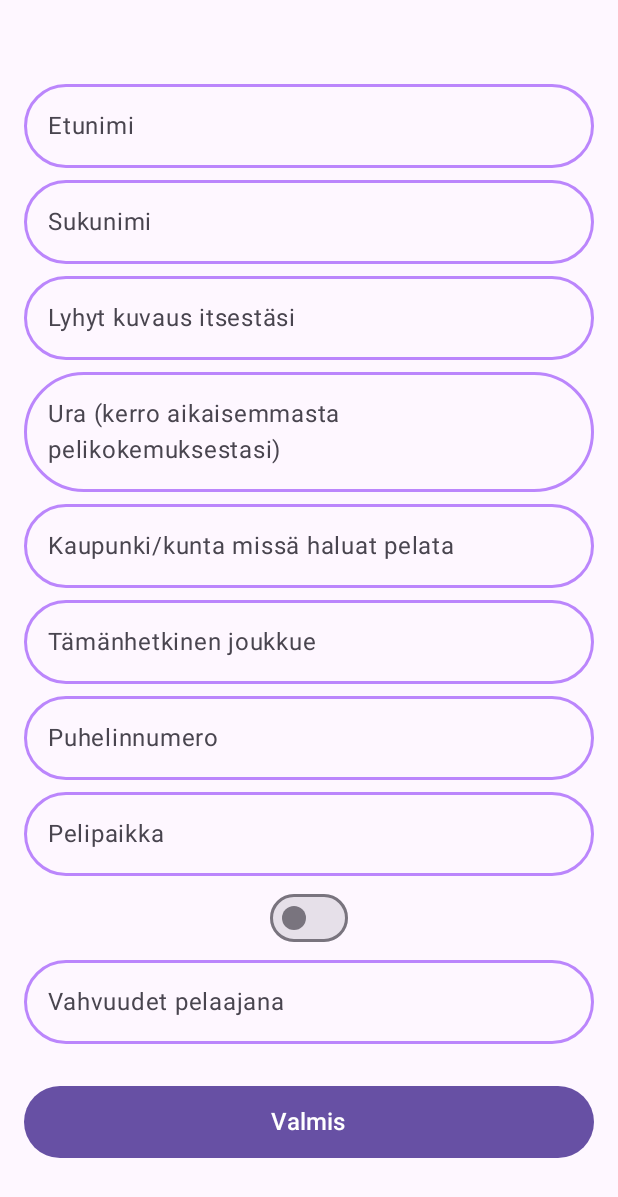
After one commit to TuomasVirtanen/SportsConnect-Android-App-Prototype, an Android app built with Jetpack Compose: the CreatePlayerProfileScreen screen opened through its navigation route, on a phone screen of 412 x 824 dp. The commit adds this screen. Shown: the top 1197 px of the screen. Run offline under Robolectric (Android 15) with nearby library versions, the phone set to English and light mode, and no system bars; our stand-ins replace Dagger/Hilt's generated code, Firebase (no records; nobody signed in at launch, a user with empty details on screens opened directly).

Commit message:
Add create profile feature and Firestore database.

```diff
--- a/app/build.gradle
+++ b/app/build.gradle
@@ -70,6 +70,7 @@ dependencies {
     implementation 'com.google.firebase:firebase-analytics-ktx'
     implementation("com.google.firebase:firebase-auth-ktx")
     implementation("com.google.android.gms:play-services-auth:20.7.0")
+    implementation("com.google.firebase:firebase-firestore")
 
     implementation("androidx.lifecycle:lifecycle-viewmodel-compose:2.7.0")
     implementation("androidx.lifecycle:lifecycle-runtime-compose:2.7.0")
--- a/app/src/main/java/fi/tuni/sportsconnect/AppRoutes.kt
+++ b/app/src/main/java/fi/tuni/sportsconnect/AppRoutes.kt
@@ -4,3 +4,4 @@ const val HOME_SCREEN = "HomeScreen"
 const val SIGN_IN_SCREEN = "SignInScreen"
 const val SIGN_UP_SCREEN = "SignUpScreen"
 const val SPLASH_SCREEN = "SplashScreen"
+const val CREATE_PLAYER_PROFILE = "CreatePlayerProfile"
--- a/app/src/main/java/fi/tuni/sportsconnect/MainActivity.kt
+++ b/app/src/main/java/fi/tuni/sportsconnect/MainActivity.kt
@@ -28,6 +28,8 @@ import androidx.navigation.compose.rememberNavController
 import androidx.navigation.navArgument
 import com.google.firebase.FirebaseApp
 import dagger.hilt.android.AndroidEntryPoint
+import fi.tuni.sportsconnect.model.AccountService
+import fi.tuni.sportsconnect.screens.CreatePlayerProfileScreen
 import fi.tuni.sportsconnect.screens.HomeScreen
 import fi.tuni.sportsconnect.ui.theme.SportsConnectTheme
 import fi.tuni.sportsconnect.screens.SignInScreen
@@ -81,6 +83,10 @@ fun NavGraphBuilder.sportsConnectGraph(appState: AppState) {
         SignUpScreen(openAndPopUp = { route, popUp -> appState.navigateAndPopUp(route, popUp) })
     }
 
+    composable(CREATE_PLAYER_PROFILE) {
+        CreatePlayerProfileScreen(openAndPopUp = { route, popUp -> appState.navigateAndPopUp(route, popUp)})
+    }
+
     composable(SPLASH_SCREEN) {
         SplashScreen(openAndPopUp = { route, popUp -> appState.navigateAndPopUp(route, popUp) })
     }
--- a/app/src/main/java/fi/tuni/sportsconnect/model/AccountService.kt
+++ b/app/src/main/java/fi/tuni/sportsconnect/model/AccountService.kt
@@ -3,7 +3,7 @@ package fi.tuni.sportsconnect.model
 import kotlinx.coroutines.flow.Flow
 
 interface AccountService {
-    val currentUser: Flow<User?>
+    val currentUser: Flow<PlayerAccount?>
     val currentUserId: String
     fun hasUser(): Boolean
     suspend fun signIn(email: String, password: String)
--- a/app/src/main/java/fi/tuni/sportsconnect/model/AccountServiceImpl.kt
+++ b/app/src/main/java/fi/tuni/sportsconnect/model/AccountServiceImpl.kt
@@ -10,10 +10,10 @@ import kotlinx.coroutines.tasks.await
 import javax.inject.Inject
 
 class AccountServiceImpl @Inject constructor(): AccountService {
-    override val currentUser: Flow<User?>
+    override val currentUser: Flow<PlayerAccount?>
         get() = callbackFlow {
             val listener = FirebaseAuth.AuthStateListener { auth ->
-                this.trySend(auth.currentUser?.let { User(it.uid) })
+                this.trySend(auth.currentUser?.let { PlayerAccount(it.uid) })
             }
 
             Firebase.auth.addAuthStateListener(listener)
--- /dev/null
+++ b/app/src/main/java/fi/tuni/sportsconnect/model/FirestoreService.kt
@@ -0,0 +1,8 @@
+package fi.tuni.sportsconnect.model
+
+interface FirestoreService {
+    suspend fun createPlayerProfile(playerAccount: PlayerAccount)
+    suspend fun readPlayerProfile(playerAccountId: String): PlayerAccount?
+    suspend fun updatePlayerProfile(playerAccount: PlayerAccount)
+    suspend fun deletePlayerProfile(playerAccountId: String)
+}
--- /dev/null
+++ b/app/src/main/java/fi/tuni/sportsconnect/model/FirestoreServiceImpl.kt
@@ -0,0 +1,38 @@
+package fi.tuni.sportsconnect.model
+
+import com.google.firebase.firestore.ktx.firestore
+import com.google.firebase.firestore.toObject
+import com.google.firebase.ktx.Firebase
+import kotlinx.coroutines.tasks.await
+import javax.inject.Inject
+
+class FirestoreServiceImpl @Inject constructor(private val auth: AccountService): FirestoreService {
+
+    override suspend fun createPlayerProfile(newPlayerAccount: PlayerAccount) {
+        Firebase.firestore
+            .collection(PLAYER_ACCOUNT_COLLECTION)
+            .document(newPlayerAccount.id).set(newPlayerAccount).await()
+    }
+
+    override suspend fun readPlayerProfile(playerAccountId: String): PlayerAccount? {
+        return Firebase.firestore
+            .collection(PLAYER_ACCOUNT_COLLECTION)
+            .document(playerAccountId).get().await().toObject()
+    }
+
+    override suspend fun updatePlayerProfile(playerAccount: PlayerAccount) {
+        Firebase.firestore
+            .collection(PLAYER_ACCOUNT_COLLECTION)
+            .document(playerAccount.id).set(playerAccount).await()
+    }
+
+    override suspend fun deletePlayerProfile(playerAccountId: String) {
+        Firebase.firestore
+            .collection(PLAYER_ACCOUNT_COLLECTION)
+            .document(playerAccountId).delete().await()
+    }
+
+    companion object {
+        private const val PLAYER_ACCOUNT_COLLECTION = "playerAccounts"
+    }
+}
--- /dev/null
+++ b/app/src/main/java/fi/tuni/sportsconnect/model/PlayerAccount.kt
@@ -0,0 +1,17 @@
+package fi.tuni.sportsconnect.model
+
+import com.google.firebase.firestore.DocumentId
+
+data class PlayerAccount(
+    @DocumentId val id: String = "",
+    val bio: String? = null,
+    val career: String? = null,
+    val cities: MutableList<String>? = null,
+    val contactInfo: Map<String, String>? = null,
+    val currentTeam: String? = null,
+    val firstName: String = "",
+    val lastName: String = "",
+    val positions: MutableList<String>? = null,
+    val searchingForTeam: Boolean? = null,
+    val strengths: String? = null
+)
--- a/app/src/main/java/fi/tuni/sportsconnect/model/ServiceModule.kt
+++ b/app/src/main/java/fi/tuni/sportsconnect/model/ServiceModule.kt
@@ -9,4 +9,6 @@ import dagger.hilt.components.SingletonComponent
 @InstallIn(SingletonComponent::class)
 abstract class ServiceModule {
     @Binds abstract fun provideAccountService(impl: AccountServiceImpl): AccountService
+
+    @Binds abstract fun provideFirestoreService(impl: FirestoreServiceImpl): FirestoreService
 }
--- a/app/src/main/java/fi/tuni/sportsconnect/model/User.kt
+++ /dev/null
@@ -1,5 +0,0 @@
-package fi.tuni.sportsconnect.model
-
-data class User(
-    val id: String = ""
-)
--- /dev/null
+++ b/app/src/main/java/fi/tuni/sportsconnect/screens/CreatePlayerProfileScreen.kt
@@ -0,0 +1,256 @@
+package fi.tuni.sportsconnect.screens
+
+import androidx.compose.foundation.BorderStroke
+import androidx.compose.foundation.border
+import androidx.compose.foundation.layout.Arrangement
+import androidx.compose.foundation.layout.Column
+import androidx.compose.foundation.layout.Spacer
+import androidx.compose.foundation.layout.fillMaxHeight
+import androidx.compose.foundation.layout.fillMaxWidth
+import androidx.compose.foundation.layout.padding
+import androidx.compose.foundation.rememberScrollState
+import androidx.compose.foundation.shape.RoundedCornerShape
+import androidx.compose.foundation.verticalScroll
+import androidx.compose.material3.Button
+import androidx.compose.material3.OutlinedTextField
+import androidx.compose.material3.Switch
+import androidx.compose.material3.Text
+import androidx.compose.material3.TextFieldDefaults
+import androidx.compose.runtime.Composable
+import androidx.compose.runtime.collectAsState
+import androidx.compose.ui.Alignment
+import androidx.compose.ui.Modifier
+import androidx.compose.ui.graphics.Color
+import androidx.compose.ui.unit.dp
+import androidx.compose.ui.unit.sp
+import androidx.hilt.navigation.compose.hiltViewModel
+import fi.tuni.sportsconnect.ui.theme.Purple200
+import fi.tuni.sportsconnect.viewModels.CreateProfileViewModel
+
+@Composable
+fun CreatePlayerProfileScreen(
+    openAndPopUp: (String, String) -> Unit,
+    modifier: Modifier = Modifier,
+    viewModel: CreateProfileViewModel = hiltViewModel()
+) {
+    val firstName = viewModel.firstName.collectAsState()
+    val lastName = viewModel.lastName.collectAsState()
+    val bio = viewModel.bio.collectAsState()
+    val career = viewModel.career.collectAsState()
+    val cities = viewModel.cities.collectAsState()
+    val phoneNumber = viewModel.phoneNumber.collectAsState()
+    val currentTeam = viewModel.currentTeam.collectAsState()
+    val positions = viewModel.positions.collectAsState()
+    val searchingForTeam = viewModel.searchingForTeam.collectAsState()
+    val strengths = viewModel.strengths.collectAsState()
+
+    Column(
+        modifier = modifier
+            .fillMaxWidth()
+            .fillMaxHeight()
+            .verticalScroll(rememberScrollState()),
+        verticalArrangement = Arrangement.Center,
+        horizontalAlignment = Alignment.CenterHorizontally
+    ) {
+        OutlinedTextField(
+            singleLine = true,
+            modifier = modifier
+                .fillMaxWidth()
+                .padding(16.dp, 4.dp)
+                .border(
+                    BorderStroke(width = 2.dp, color = Purple200),
+                    shape = RoundedCornerShape(50)
+                ),
+            colors = TextFieldDefaults.colors(
+                focusedContainerColor = Color.Transparent,
+                unfocusedContainerColor = Color.Transparent,
+                focusedIndicatorColor = Color.Transparent,
+                unfocusedIndicatorColor = Color.Transparent
+            ),
+            value = firstName.value,
+            onValueChange = { viewModel.updateFirstName(it) },
+            placeholder = { Text("Etunimi") },
+        )
+
+        OutlinedTextField(
+            singleLine = true,
+            modifier = modifier
+                .fillMaxWidth()
+                .padding(16.dp, 4.dp)
+                .border(
+                    BorderStroke(width = 2.dp, color = Purple200),
+                    shape = RoundedCornerShape(50)
+                ),
+            colors = TextFieldDefaults.colors(
+                focusedContainerColor = Color.Transparent,
+                unfocusedContainerColor = Color.Transparent,
+                focusedIndicatorColor = Color.Transparent,
+                unfocusedIndicatorColor = Color.Transparent
+            ),
+            value = lastName.value,
+            onValueChange = { viewModel.updateLastName(it) },
+            placeholder = { Text("Sukunimi") },
+        )
+
+        OutlinedTextField(
+            singleLine = true,
+            modifier = modifier
+                .fillMaxWidth()
+                .padding(16.dp, 4.dp)
+                .border(
+                    BorderStroke(width = 2.dp, color = Purple200),
+                    shape = RoundedCornerShape(50)
+                ),
+            colors = TextFieldDefaults.colors(
+                focusedContainerColor = Color.Transparent,
+                unfocusedContainerColor = Color.Transparent,
+                focusedIndicatorColor = Color.Transparent,
+                unfocusedIndicatorColor = Color.Transparent
+            ),
+            value = bio.value,
+            onValueChange = { viewModel.updateBio(it) },
+            placeholder = { Text("Lyhyt kuvaus itsestäsi") },
+        )
+        OutlinedTextField(
+            singleLine = true,
+            modifier = modifier
+                .fillMaxWidth()
+                .padding(16.dp, 4.dp)
+                .border(
+                    BorderStroke(width = 2.dp, color = Purple200),
+                    shape = RoundedCornerShape(50)
+                ),
+            colors = TextFieldDefaults.colors(
+                focusedContainerColor = Color.Transparent,
+                unfocusedContainerColor = Color.Transparent,
+                focusedIndicatorColor = Color.Transparent,
+                unfocusedIndicatorColor = Color.Transparent
+            ),
+            value = career.value,
+            onValueChange = { viewModel.updateCareer(it) },
+            placeholder = { Text("Ura (kerro aikaisemmasta pelikokemuksestasi)") },
+        )
+
+        OutlinedTextField(
+            singleLine = true,
+            modifier = modifier
+                .fillMaxWidth()
+                .padding(16.dp, 4.dp)
+                .border(
+                    BorderStroke(width = 2.dp, color = Purple200),
+                    shape = RoundedCornerShape(50)
+                ),
+            colors = TextFieldDefaults.colors(
+                focusedContainerColor = Color.Transparent,
+                unfocusedContainerColor = Color.Transparent,
+                focusedIndicatorColor = Color.Transparent,
+                unfocusedIndicatorColor = Color.Transparent
+            ),
+            value = cities.value[0],
+            onValueChange = { viewModel.updateCities(it) },
+            placeholder = { Text("Kaupunki/kunta missä haluat pelata") },
+        )
+
+        OutlinedTextField(
+            singleLine = true,
+            modifier = modifier
+                .fillMaxWidth()
+                .padding(16.dp, 4.dp)
+                .border(
+                    BorderStroke(width = 2.dp, color = Purple200),
+                    shape = RoundedCornerShape(50)
+                ),
+            colors = TextFieldDefaults.colors(
+                focusedContainerColor = Color.Transparent,
+                unfocusedContainerColor = Color.Transparent,
+                focusedIndicatorColor = Color.Transparent,
+                unfocusedIndicatorColor = Color.Transparent
+            ),
+            value = currentTeam.value,
+            onValueChange = { viewModel.updateCurrentTeam(it) },
+            placeholder = { Text("Tämänhetkinen joukkue") },
+        )
+
+        OutlinedTextField(
+            singleLine = true,
+            modifier = modifier
+                .fillMaxWidth()
+                .padding(16.dp, 4.dp)
+                .border(
+                    BorderStroke(width = 2.dp, color = Purple200),
+                    shape = RoundedCornerShape(50)
+                ),
+            colors = TextFieldDefaults.colors(
+                focusedContainerColor = Color.Transparent,
+                unfocusedContainerColor = Color.Transparent,
+                focusedIndicatorColor = Color.Transparent,
+                unfocusedIndicatorColor = Color.Transparent
+            ),
+            value = phoneNumber.value,
+            onValueChange = { viewModel.updatePhoneNumber(it) },
+            placeholder = { Text("Puhelinnumero") },
+        )
+
+        OutlinedTextField(
+            singleLine = true,
+            modifier = modifier
+                .fillMaxWidth()
+                .padding(16.dp, 4.dp)
+                .border(
+                    BorderStroke(width = 2.dp, color = Purple200),
+                    shape = RoundedCornerShape(50)
+                ),
+            colors = TextFieldDefaults.colors(
+                focusedContainerColor = Color.Transparent,
+                unfocusedContainerColor = Color.Transparent,
+                focusedIndicatorColor = Color.Transparent,
+                unfocusedIndicatorColor = Color.Transparent
+            ),
+            value = positions.value[0],
+            onValueChange = { viewModel.updatePositions(it) },
+            placeholder = { Text("Pelipaikka") },
+        )
+
+        Switch(
+            checked = searchingForTeam.value,
+            onCheckedChange = { viewModel.updateSearchingForTeam() },
+        )
+
+        OutlinedTextField(
+            singleLine = true,
+            modifier = modifier
+                .fillMaxWidth()
+                .padding(16.dp, 4.dp)
+                .border(
+                    BorderStroke(width = 2.dp, color = Purple200),
+                    shape = RoundedCornerShape(50)
+                ),
+            colors = TextFieldDefaults.colors(
+                focusedContainerColor = Color.Transparent,
+                unfocusedContainerColor = Color.Transparent,
+                focusedIndicatorColor = Color.Transparent,
+                unfocusedIndicatorColor = Color.Transparent
+            ),
+            value = strengths.value,
+            onValueChange = { viewModel.updateStrengths(it) },
+            placeholder = { Text("Vahvuudet pelaajana") },
+        )
+
+        Spacer(modifier = Modifier
+            .fillMaxWidth()
+            .padding(12.dp))
+
+        Button(
+            onClick = { viewModel.onFinishClick(openAndPopUp) },
+            modifier = modifier
+                .fillMaxWidth()
+                .padding(16.dp, 0.dp)
+        ) {
+            Text(
+                text = "Valmis",
+                fontSize = 16.sp,
+                modifier = modifier.padding(0.dp, 6.dp)
+            )
+        }
+    }
+}
--- a/app/src/main/java/fi/tuni/sportsconnect/screens/HomeScreen.kt
+++ b/app/src/main/java/fi/tuni/sportsconnect/screens/HomeScreen.kt
@@ -10,6 +10,7 @@ import androidx.compose.material3.Text
 import androidx.compose.material3.TopAppBar
 import androidx.compose.runtime.Composable
 import androidx.compose.runtime.LaunchedEffect
+import androidx.compose.runtime.collectAsState
 import androidx.compose.runtime.getValue
 import androidx.compose.runtime.mutableStateOf
 import androidx.compose.runtime.remember
@@ -26,6 +27,8 @@ fun HomeScreen(
     modifier: Modifier = Modifier,
     viewModel: ProfileViewModel = hiltViewModel()
 ) {
+    val playerAccount = viewModel.playerAccount.collectAsState()
+
     LaunchedEffect(Unit) { viewModel.initialize(restartApp) }
 
     Scaffold {innerPaddingModifier ->
@@ -39,7 +42,7 @@ fun HomeScreen(
         Column(modifier = Modifier
             .fillMaxSize()
             .padding(innerPaddingModifier)) {
-            Text(text = "Seuran julkaisu")
+            Text(text = playerAccount.value.firstName)
             Button(onClick = { showSignOutDialog = true }) {
                 Text(text = "Kirjaudu ulos")
             }
--- /dev/null
+++ b/app/src/main/java/fi/tuni/sportsconnect/viewModels/CreateProfileViewModel.kt
@@ -0,0 +1,92 @@
+package fi.tuni.sportsconnect.viewModels
+
+import androidx.compose.material.FabPosition
+import com.google.firebase.auth.auth
+import com.google.firebase.auth.ktx.auth
+import com.google.firebase.ktx.Firebase
+import dagger.hilt.android.lifecycle.HiltViewModel
+import fi.tuni.sportsconnect.CREATE_PLAYER_PROFILE
+import fi.tuni.sportsconnect.HOME_SCREEN
+import fi.tuni.sportsconnect.SIGN_UP_SCREEN
+import fi.tuni.sportsconnect.model.AccountService
+import fi.tuni.sportsconnect.model.FirestoreService
+import fi.tuni.sportsconnect.model.PlayerAccount
+import kotlinx.coroutines.flow.MutableStateFlow
+import javax.inject.Inject
+
+@HiltViewModel
+class CreateProfileViewModel @Inject constructor(
+    private val accountService: AccountService,
+    private val firestoreService: FirestoreService
+) : SportsConnectAppViewModel() {
+    val firstName = MutableStateFlow("")
+    val lastName = MutableStateFlow("")
+    val bio = MutableStateFlow("")
+    val career = MutableStateFlow("")
+    val cities: MutableStateFlow<MutableList<String>> = MutableStateFlow(mutableListOf(""))
+    val phoneNumber = MutableStateFlow("")
+    val currentTeam = MutableStateFlow("")
+    val positions: MutableStateFlow<MutableList<String>> = MutableStateFlow(mutableListOf(""))
+    val searchingForTeam: MutableStateFlow<Boolean> = MutableStateFlow(false)
+    val strengths = MutableStateFlow("")
+
+    fun updateFirstName(newFirstName: String) {
+        firstName.value = newFirstName
+    }
+
+    fun updateLastName(newLastName: String) {
+        lastName.value = newLastName
+    }
+
+    fun updateBio(newBio: String) {
+        bio.value = newBio
+    }
+
+    fun updateCareer(newCareer: String) {
+        career.value = newCareer
+    }
+
+    fun updateCities(newCity: String) {
+        cities.value[0] = cities.value[0] + newCity
+    }
+
+    fun updatePhoneNumber(newPhoneNumber: String) {
+        phoneNumber.value = newPhoneNumber
+    }
+
+    fun updateCurrentTeam(newCurrentTeam: String) {
+        currentTeam.value = newCurrentTeam
+    }
+
+    fun updatePositions(newPosition: String) {
+        positions.value[0] = positions.value[0] + newPosition
+    }
+
+    fun updateSearchingForTeam() {
+        searchingForTeam.value = !(searchingForTeam.value)
+    }
+
+    fun updateStrengths(newStrengths: String) {
+        strengths.value = newStrengths
+    }
+
+    fun onFinishClick(openAndPopUp: (String, String) -> Unit) {
+        launchCatching {
+            firestoreService.createPlayerProfile(PlayerAccount(
+                accountService.currentUserId,
+                bio.value,
+                career.value,
+                cities.value,
+                mapOf("email" to Firebase.auth.currentUser?.email.orEmpty(),
+                    "phoneNumber" to phoneNumber.value),
+                currentTeam.value,
+                firstName.value,
+                lastName.value,
+                positions.value,
+                searchingForTeam.value,
+                strengths.value
+                ))
+            openAndPopUp(HOME_SCREEN, CREATE_PLAYER_PROFILE)
+        }
+    }
+}
--- a/app/src/main/java/fi/tuni/sportsconnect/viewModels/ProfileViewModel.kt
+++ b/app/src/main/java/fi/tuni/sportsconnect/viewModels/ProfileViewModel.kt
@@ -1,15 +1,29 @@
 package fi.tuni.sportsconnect.viewModels
 
+import android.util.Log
 import dagger.hilt.android.lifecycle.HiltViewModel
 import fi.tuni.sportsconnect.SPLASH_SCREEN
 import fi.tuni.sportsconnect.model.AccountService
+import fi.tuni.sportsconnect.model.FirestoreService
+import fi.tuni.sportsconnect.model.PlayerAccount
+import kotlinx.coroutines.flow.MutableStateFlow
 import javax.inject.Inject
 
 @HiltViewModel
 class ProfileViewModel @Inject constructor(
-    private val accountService: AccountService
+    private val accountService: AccountService,
+    private val firestoreService: FirestoreService
 ): SportsConnectAppViewModel() {
+    val playerAccount = MutableStateFlow(PlayerAccount("-1",))
     fun initialize(restartApp: (String) -> Unit) {
+        launchCatching {
+            playerAccount.value = firestoreService.readPlayerProfile(accountService.currentUserId) ?: PlayerAccount("-1")
+        }
+
+        observeAuthState(restartApp)
+    }
+
+    private fun observeAuthState(restartApp: (String) -> Unit) {
         launchCatching {
             accountService.currentUser.collect {user ->
                 if(user == null) restartApp(SPLASH_SCREEN)
@@ -25,6 +39,7 @@ class ProfileViewModel @Inject constructor(
 
     fun onDeleteAccountClick() {
         launchCatching {
+            firestoreService.deletePlayerProfile(accountService.currentUserId)
             accountService.deleteAccount()
         }
     }
--- a/app/src/main/java/fi/tuni/sportsconnect/viewModels/SignUpViewModel.kt
+++ b/app/src/main/java/fi/tuni/sportsconnect/viewModels/SignUpViewModel.kt
@@ -1,15 +1,19 @@
 package fi.tuni.sportsconnect.viewModels
 
 import dagger.hilt.android.lifecycle.HiltViewModel
+import fi.tuni.sportsconnect.CREATE_PLAYER_PROFILE
 import fi.tuni.sportsconnect.HOME_SCREEN
 import fi.tuni.sportsconnect.SIGN_UP_SCREEN
 import fi.tuni.sportsconnect.model.AccountService
+import fi.tuni.sportsconnect.model.FirestoreService
+import fi.tuni.sportsconnect.model.PlayerAccount
 import kotlinx.coroutines.flow.MutableStateFlow
 import javax.inject.Inject
 
 @HiltViewModel
 class SignUpViewModel @Inject constructor(
-    private val accountService: AccountService
+    private val accountService: AccountService,
+    private val firestoreService: FirestoreService
 ) : SportsConnectAppViewModel() {
     val email = MutableStateFlow("")
     val password = MutableStateFlow("")
@@ -34,7 +38,7 @@ class SignUpViewModel @Inject constructor(
             }
 
             accountService.signUp(email.value, password.value)
-            openAndPopUp(HOME_SCREEN, SIGN_UP_SCREEN)
+            openAndPopUp(CREATE_PLAYER_PROFILE, SIGN_UP_SCREEN)
         }
     }
 }
```
